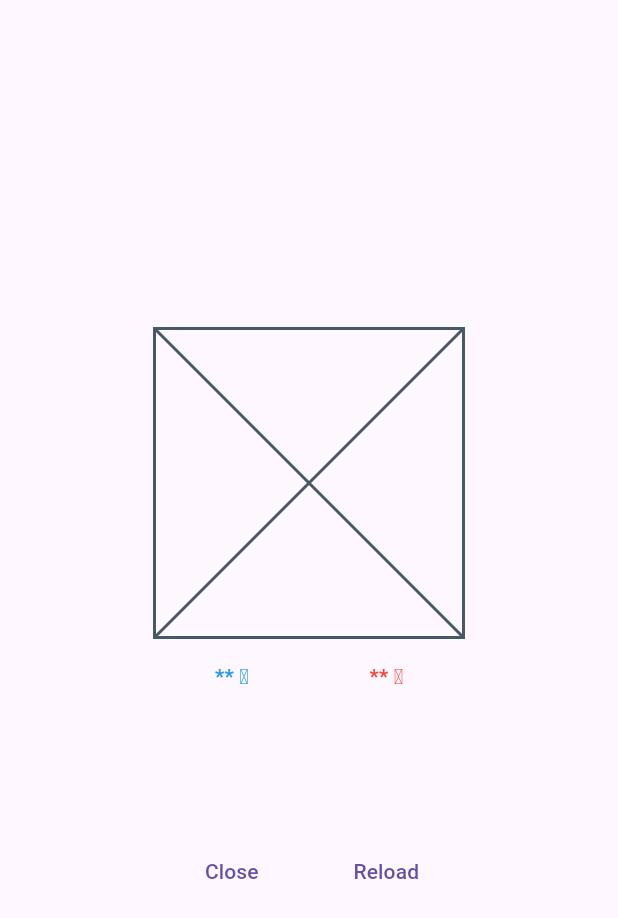
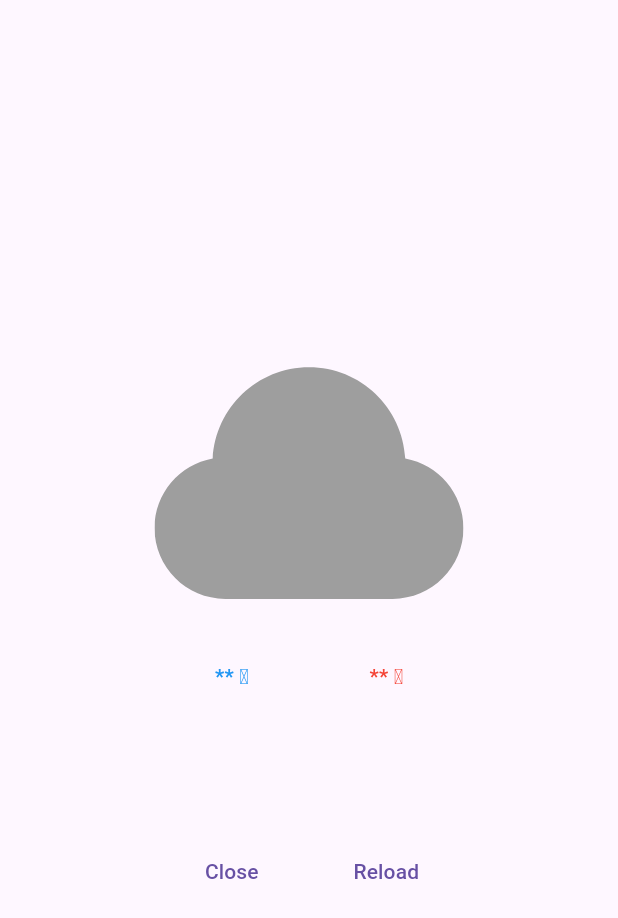
Before and after one commit to Zheng-yuhao/yumemi_flutter_tranning_project, a Flutter app: the screen it shows after launch, after a tap on "Reload", on a phone screen of 412 x 824 dp. Shown: the top 918 px of the screen. Run offline on Flutter 3.47's test engine with Material 3 defaults, Android fonts, the phone set to English and light mode, and no system bars; our stand-ins replace flutter_svg.

```diff
--- a/lib/session_1/weather_screen.dart
+++ b/lib/session_1/weather_screen.dart
@@ -1,8 +1,16 @@
 import 'package:flutter/material.dart';
+import 'package:flutter_svg/flutter_svg.dart';
 
-class WeatherScreen extends StatelessWidget {
+class WeatherScreen extends StatefulWidget {
   const WeatherScreen({super.key});
 
+  @override
+  State<WeatherScreen> createState() => _WeatherScreenState();
+}
+
+class _WeatherScreenState extends State<WeatherScreen> {
+  // control the middle image
+  Widget controlPlaceHolder = const Placeholder();
   @override
   Widget build(BuildContext context) {
     return Center(
@@ -14,7 +22,7 @@ class WeatherScreen extends StatelessWidget {
             widthFactor: 0.5,
             child: Column(
               children: [
-                const AspectRatio(aspectRatio: 1, child: Placeholder()),
+                AspectRatio(aspectRatio: 1, child: controlPlaceHolder),
                 Padding(
                   padding: const EdgeInsets.symmetric(vertical: 16),
                   child: Row(
@@ -60,7 +68,10 @@ class WeatherScreen extends StatelessWidget {
                 ),
                 Expanded(
                   child: TextButton(
-                    onPressed: () {},
+                    onPressed: () {
+                      //　ここでWeatherAPIを実行する
+                      _handleMiddleImage('cloudy.svg');
+                    },
                     child: const Text('Reload'),
                   ),
                 ),
@@ -70,6 +81,15 @@ class WeatherScreen extends StatelessWidget {
         ],
       ),
     );
+  }
+
+  // set image
+  void _handleMiddleImage(String weatherCondition) {
+    setState(() {
+      final Widget svg = SvgPicture.asset('assets/$weatherCondition');
+      print(svg);
+      controlPlaceHolder = svg;
+    });
   }
 }
 
```
Also changed, not shown: pubspec.yaml (+8 -0 lines), assets/cloudy.svg (added), assets/rainy.svg (added), assets/sunny.svg (added), lib/session_2/get_weather.dart (added), pubspec.lock.
